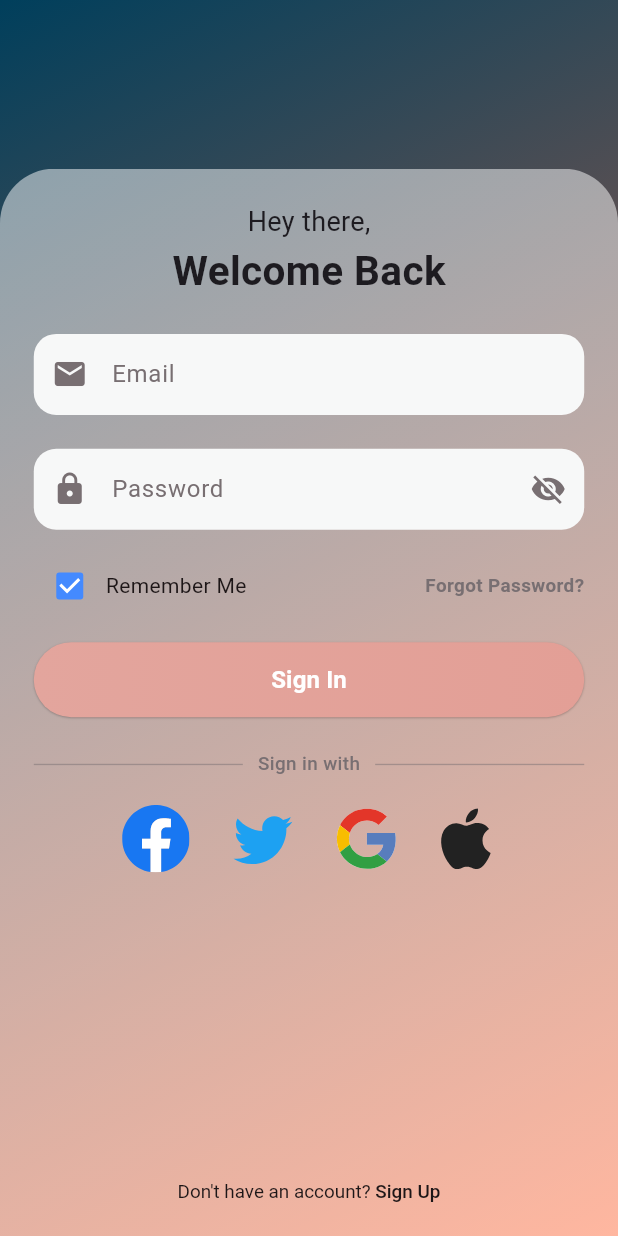
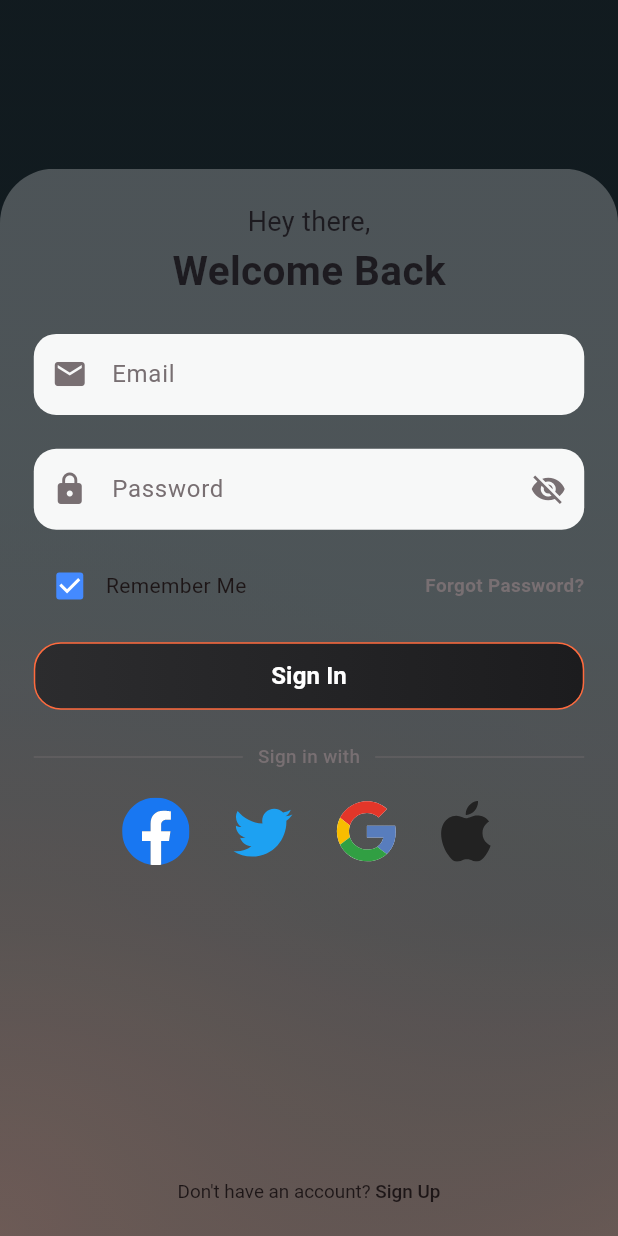
Before and after one commit to Raja-Hamid/whisper, a Flutter app: the screen it shows after launch, after a tap on "Get Started", on a phone screen of 412 x 824 dp. Run offline on Flutter 3.47's test engine with Material 3 defaults, Android fonts, the phone set to English and light mode, and no system bars; our stand-ins replace cloud_firestore, emoji_picker_flutter, firebase_auth, firebase_core, flutter_screenutil, flutter_svg and 1 more; accounts and stored records are empty; Roboto replaces fonts that are missing (Poppins).

Commit message:
Improved the overall Theme and UI of the App

```diff
--- a/lib/constants/colors.dart
+++ b/lib/constants/colors.dart
@@ -15,6 +15,8 @@ class CustomColors {
       [secondaryColor1, secondaryColor2];
   static List<Color> get bgGradient =>
       [const Color(0xff003f5c), const Color(0xffFF6E40)];
+  static List<Color> get bgGradient2 =>
+      [const Color(0xff0e2829),const Color(0xff0e2829), const Color(0xff0e2829)];
 
   static Color get black => const Color(0xff1D1617);
   static Color get white => Colors.white;
--- a/lib/ui/screens/authorization/sign_in_screen.dart
+++ b/lib/ui/screens/authorization/sign_in_screen.dart
@@ -6,6 +6,7 @@ import 'package:whisper/constants/validators.dart';
 import 'package:whisper/controllers/auth_controller.dart';
 import 'package:whisper/routes/app_pages.dart';
 import 'package:whisper/ui/widgets/authentication_footer.dart';
+import 'package:whisper/ui/widgets/background_gradient.dart';
 import 'package:whisper/ui/widgets/custom_text_field.dart';
 import 'package:whisper/ui/widgets/rounded_button.dart';
 import 'package:whisper/ui/widgets/social_bar.dart';
@@ -30,16 +31,7 @@ class _SignInScreenState extends State<SignInScreen> {
   Widget build(BuildContext context) {
     return Scaffold(
       resizeToAvoidBottomInset: false,
-      body: Container(
-        width: double.infinity,
-        height: double.infinity,
-        decoration: BoxDecoration(
-          gradient: LinearGradient(
-            colors: CustomColors.bgGradient,
-            begin: Alignment.topLeft,
-            end: Alignment.bottomRight,
-          ),
-        ),
+      body: BackgroundGradient(
         child: SafeArea(
           child: Container(
             margin: EdgeInsets.only(top: 125.h),
@@ -50,7 +42,7 @@ class _SignInScreenState extends State<SignInScreen> {
                 end: Alignment.bottomCenter,
                 colors: [
                   Colors.transparent,
-                  Colors.white.withAlpha((0.5 * 255).round()),
+                  Colors.white.withAlpha((0.25 * 255).round()),
                 ],
                 stops: const [0, 0],
               ),
@@ -176,7 +168,6 @@ class _SignInScreenState extends State<SignInScreen> {
                               );
                             }
                           },
-                          type: RoundedButtonType.primaryButtonGradient,
                         ),
                         SizedBox(
                           height: 25.h,
--- a/lib/ui/screens/onboarding/splash_screen.dart
+++ b/lib/ui/screens/onboarding/splash_screen.dart
@@ -4,6 +4,7 @@ import 'package:get/get.dart';
 import 'package:whisper/constants/colors.dart';
 import 'package:whisper/controllers/auth_controller.dart';
 import 'package:whisper/routes/app_pages.dart';
+import 'package:whisper/ui/widgets/background_gradient.dart';
 
 class SplashScreen extends StatefulWidget {
   const SplashScreen({super.key});
@@ -13,7 +14,6 @@ class SplashScreen extends StatefulWidget {
 }
 
 class _SplashScreenState extends State<SplashScreen> {
-  @override
   @override
   void initState() {
     super.initState();
@@ -28,21 +28,11 @@ class _SplashScreenState extends State<SplashScreen> {
     });
   }
 
-
   @override
   Widget build(BuildContext context) {
     return Scaffold(
       resizeToAvoidBottomInset: false,
-      body: Container(
-        width: double.infinity,
-        height: double.infinity,
-        decoration: BoxDecoration(
-          gradient: LinearGradient(
-            colors: CustomColors.bgGradient,
-            begin: Alignment.topLeft,
-            end: Alignment.bottomRight,
-          ),
-        ),
+      body: BackgroundGradient(
         child: Column(
           mainAxisAlignment: MainAxisAlignment.center,
           crossAxisAlignment: CrossAxisAlignment.center,
--- a/lib/ui/screens/onboarding/welcome_screen.dart
+++ b/lib/ui/screens/onboarding/welcome_screen.dart
@@ -1,9 +1,10 @@
 import 'package:flutter/material.dart';
-import 'package:whisper/constants/colors.dart';
 import 'package:flutter_screenutil/flutter_screenutil.dart';
 import 'package:whisper/routes/app_pages.dart';
+import 'package:whisper/ui/widgets/background_gradient.dart';
 import 'package:whisper/ui/widgets/rounded_button.dart';
 import 'package:get/get.dart';
+
 
 class WelcomeScreen extends StatelessWidget {
   const WelcomeScreen({super.key});
@@ -12,17 +13,9 @@ class WelcomeScreen extends StatelessWidget {
   Widget build(BuildContext context) {
     return Scaffold(
       resizeToAvoidBottomInset: false,
-      body: Container(
-        width: double.infinity,
-        height: double.infinity,
+      body: BackgroundGradient(
+        child: Padding(
           padding: EdgeInsets.symmetric(horizontal: 20.w),
-        decoration: BoxDecoration(
-          gradient: LinearGradient(
-            colors: CustomColors.bgGradient,
-            begin: Alignment.topCenter,
-            end: Alignment.bottomCenter,
-          ),
-        ),
           child: Column(
             children: [
               Expanded(
@@ -34,7 +27,8 @@ class WelcomeScreen extends StatelessWidget {
                       flex: 1,
                     ),
                     CircleAvatar(
-                    backgroundImage: const AssetImage('assets/images/logo.png'),
+                      backgroundImage:
+                      const AssetImage('assets/images/logo.png'),
                       backgroundColor: Colors.transparent,
                       radius: 150.r,
                     ),
@@ -64,9 +58,15 @@ class WelcomeScreen extends StatelessWidget {
               ),
               Padding(
                 padding: EdgeInsets.symmetric(vertical: 35.h),
+                // child: RoundedButton(
+                //   title: 'Start Chatting',
+                //   type: RoundedButtonType.welcomeButtonGradient,
+                //   onPressed: () {
+                //     Get.toNamed(AppPages.signInScreen);
+                //   },
+                // ),
                 child: RoundedButton(
                   title: 'Get Started',
-                type: RoundedButtonType.welcomeButtonGradient,
                   onPressed: () {
                     Get.toNamed(AppPages.signInScreen);
                   },
@@ -75,6 +75,7 @@ class WelcomeScreen extends StatelessWidget {
             ],
           ),
         ),
+      ),
     );
   }
 }
--- /dev/null
+++ b/lib/ui/widgets/background_gradient.dart
@@ -0,0 +1,63 @@
+import 'package:flutter/material.dart';
+
+class BackgroundGradient extends StatelessWidget {
+  final Widget child;
+  const BackgroundGradient({super.key, required this.child});
+
+  @override
+  Widget build(BuildContext context) {
+    return Stack(
+      children: [
+        Container(
+          decoration: const BoxDecoration(
+            gradient: LinearGradient(
+              begin: Alignment.topCenter,
+              end: Alignment.bottomCenter,
+              colors: [
+                Color(0xFF0B1215),
+                Color(0xFF131D22),
+                Color(0xFF1F2C30),
+                Color(0xFF422319),
+                Color(0xFFFF6A3D),
+              ],
+              stops: [
+                0.00,
+                0.25,
+                0.50,
+                0.75,
+                1.00,
+              ],
+            ),
+          ),
+        ),
+        Container(
+          decoration: const BoxDecoration(
+            gradient: RadialGradient(
+              center: Alignment(-1.0, 1.0),
+              radius: 1.2,
+              colors: [
+                Color(0xFFFF6A3D),
+                Colors.transparent,
+              ],
+              stops: [0.0, 1.0],
+            ),
+          ),
+        ),
+        Container(
+          decoration: BoxDecoration(
+            gradient: LinearGradient(
+              begin: Alignment.topCenter,
+              end: Alignment.bottomCenter,
+              colors: [
+                const Color(0xFF131D22).withAlpha((0.80 * 255).round()),
+                const Color(0xFF0B1215).withAlpha((0.80 * 255).round()),
+              ],
+              stops: const [0.0, 1.0],
+            ),
+          ),
+        ),
+        child,
+      ],
+    );
+  }
+}
--- a/lib/ui/widgets/rounded_button.dart
+++ b/lib/ui/widgets/rounded_button.dart
@@ -1,84 +1,45 @@
 import 'package:flutter/material.dart';
+import 'package:flutter_screenutil/flutter_screenutil.dart';
 import 'package:whisper/constants/colors.dart';
-
-enum RoundedButtonType { primaryButtonGradient, welcomeButtonGradient, textGradient }
 
 class RoundedButton extends StatelessWidget {
   final String title;
-  final RoundedButtonType type;
   final VoidCallback onPressed;
   final double fontSize;
   final FontWeight fontWeight;
-
-  const RoundedButton(
-      {super.key,
+  const RoundedButton({
+    super.key,
     required this.title,
     required this.onPressed,
-      this.type = RoundedButtonType.textGradient,
     this.fontWeight = FontWeight.w700,
-      this.fontSize = 16});
+    this.fontSize = 16,
+  });
 
   @override
   Widget build(BuildContext context) {
     return Container(
+      height: 50.h,
+      width: double.maxFinite,
       decoration: BoxDecoration(
-          gradient: LinearGradient(
-            colors: type == RoundedButtonType.welcomeButtonGradient
-                ? CustomColors.welcomeButtonGradient
-                : CustomColors.primaryButtonGradient,
+        gradient: const LinearGradient(
+          colors: [Color(0xFF2C2C2E), Color(0xFF1C1C1E)],
         ),
-          borderRadius: BorderRadius.circular(25),
-          boxShadow: type == RoundedButtonType.primaryButtonGradient ||
-                  type == RoundedButtonType.welcomeButtonGradient
-              ? const [
-                  BoxShadow(
-                      color: Colors.black26,
-                      blurRadius: 0.5,
-                      offset: Offset(0, 0.5))
-                ]
-              : null),
+        borderRadius: BorderRadius.circular(20.r),
+        border: Border.all(
+          color: const Color(0xFFFF6A3D),
+        ),
+      ),
       child: MaterialButton(
         onPressed: onPressed,
-        height: 50,
-        shape: RoundedRectangleBorder(borderRadius: BorderRadius.circular(25)),
-        textColor: CustomColors.primaryColor1,
-        minWidth: double.maxFinite,
-        elevation: type == RoundedButtonType.primaryButtonGradient ||
-                type == RoundedButtonType.welcomeButtonGradient
-            ? 0
-            : 1,
-        color: type == RoundedButtonType.primaryButtonGradient ||
-                type == RoundedButtonType.welcomeButtonGradient
-            ? Colors.transparent
-            : CustomColors.white,
-        child: type == RoundedButtonType.primaryButtonGradient ||
-                type == RoundedButtonType.welcomeButtonGradient
-            ? Text(
+        shape: RoundedRectangleBorder(
+          borderRadius: BorderRadius.circular(20.r),
+        ),
+        child: Text(
           title,
           style: TextStyle(
               color: CustomColors.white,
               fontSize: fontSize,
               fontWeight: fontWeight),
-              )
-            : ShaderMask(
-                blendMode: BlendMode.srcIn,
-                shaderCallback: (bounds) {
-                  return LinearGradient(
-                          colors: CustomColors.primaryButtonGradient,
-                          begin: Alignment.centerLeft,
-                          end: Alignment.centerRight)
-                      .createShader(
-                    Rect.fromLTRB(0, 0, bounds.height, bounds.width),
-                  );
-                },
-                child: Text(
-                  title,
-                  style: TextStyle(
-                    color: CustomColors.primaryColor1,
-                    fontSize: fontSize,
-                    fontWeight: fontWeight,
-                  ),
-                ),
         ),
       ),
     );
```
Also changed, not shown: lib/ui/screens/authorization/forgot_password_screen.dart (+4 -13 lines), lib/ui/screens/authorization/sign_up_screen.dart (+3 -12 lines), lib/ui/screens/chat/add_friends_screen.dart (+2 -10 lines), lib/ui/screens/chat/chat_screen.dart (+2 -10 lines), lib/ui/screens/chat/chats_list_screen.dart (+3 -11 lines), lib/ui/screens/chat/profile_screen.dart (+2 -10 lines), 5 other files. Lines whose indentation alone changed are shown as unchanged.
